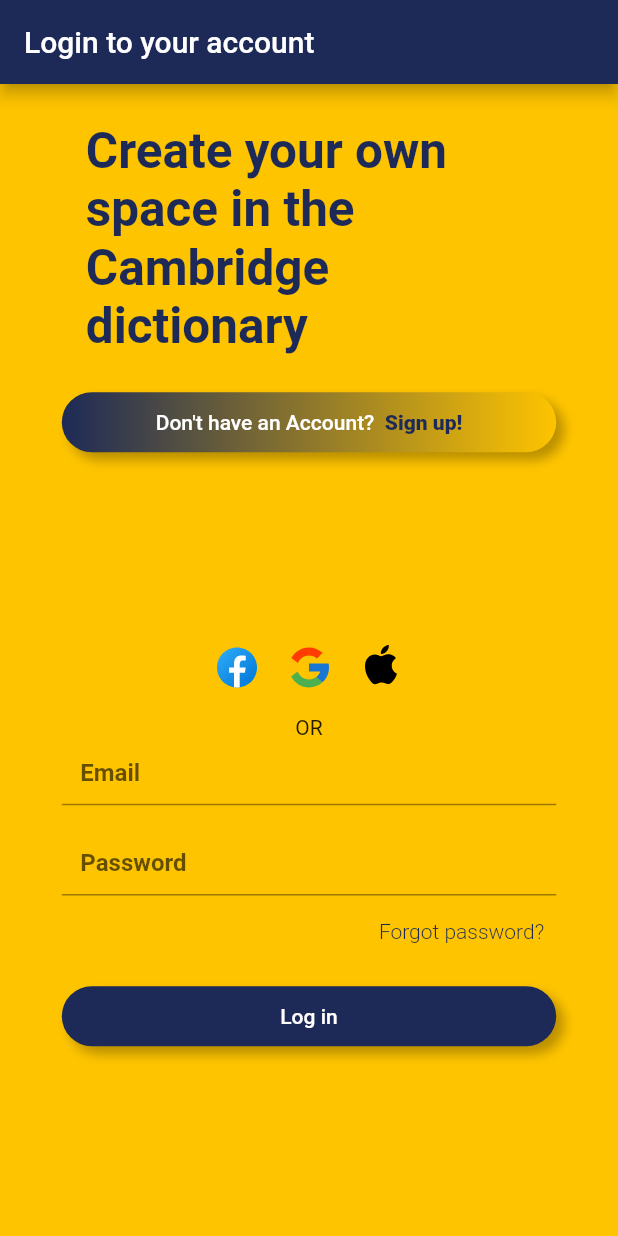
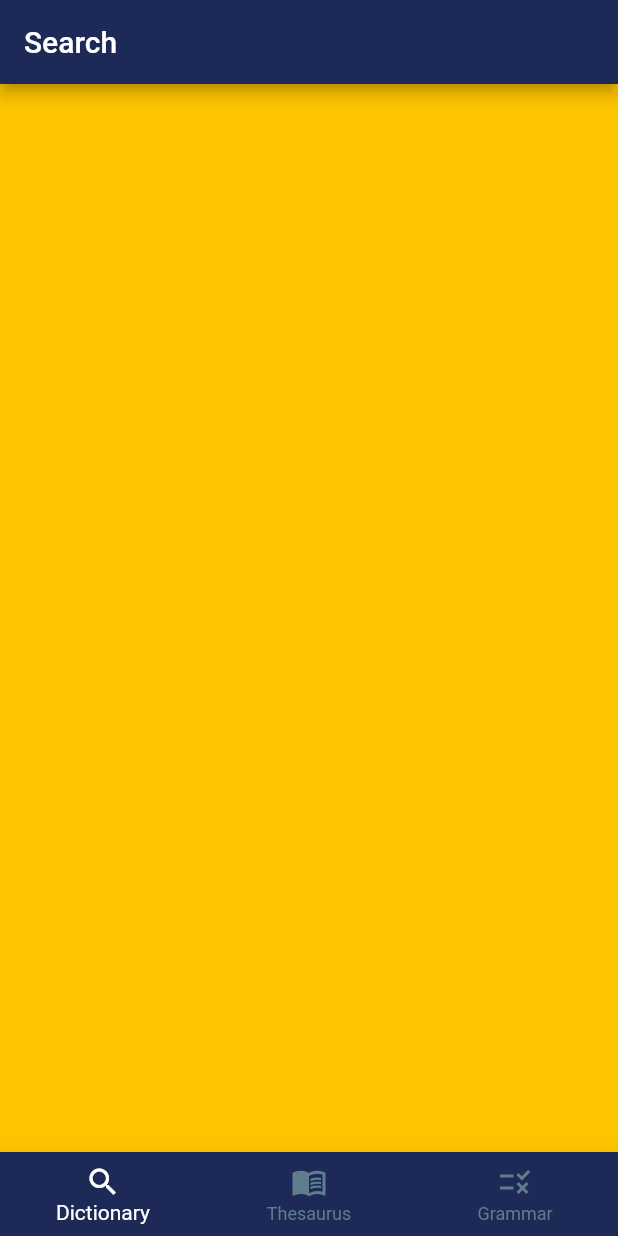
Before and after one commit to SvetlanaIagofarova/cambridgedictionary_try, a Flutter app: the screen it shows after launch, on a phone screen of 412 x 824 dp. Run offline on Flutter 3.47's test engine with Material 2 defaults, Android fonts, the phone set to English and light mode, and no system bars; our stand-ins replace flutter_svg, sizer.

Commit message:
spider has been updated and some changes have benn done

```diff
--- a/lib/main.dart
+++ b/lib/main.dart
@@ -1,5 +1,6 @@
+import 'package:cambridgedictionary_try/theme/app_colors.dart';
 import 'package:cambridgedictionary_try/views/login_view.dart';
-import 'package:cambridgedictionary_try/views/login_or_register_page.dart';
+import 'package:cambridgedictionary_try/views/main_view.dart';
 import 'package:flutter/material.dart';
 import 'package:sizer/sizer.dart';
 
@@ -18,11 +19,20 @@
           title: 'Flutter Demo',
           theme: ThemeData(
             appBarTheme: const AppBarTheme(
-              backgroundColor: Color.fromRGBO(29, 42, 87, 1),
+              backgroundColor: AppColors.mainDarkBlue,
+            ),
+            bottomNavigationBarTheme: const BottomNavigationBarThemeData(
+              backgroundColor: AppColors.mainDarkBlue,
+              selectedItemColor: Colors.white,
+              unselectedItemColor: Colors.blueGrey,
             ),
           ),
           debugShowCheckedModeBanner: false,
-          home: const LoginView(),
+          routes: {
+            '/login_view': (context) => const LoginView(),
+            '/main_view': (context) => const MainView(),
+          },
+          initialRoute: '/main_view',
         );
       },
     );
--- /dev/null
+++ b/lib/theme/app_colors.dart
@@ -0,0 +1,6 @@
+import 'package:flutter/material.dart';
+
+abstract class AppColors {
+  static const mainDarkBlue = Color.fromRGBO(29, 42, 87, 1);
+  static const mainAmber =  Color.fromRGBO(254, 196, 0, 5);
+}
--- a/lib/views/login_view.dart
+++ b/lib/views/login_view.dart
@@ -1,6 +1,7 @@
-import 'package:cambridgedictionary_try/buttons/gradient_button.dart';
+import 'package:cambridgedictionary_try/const/svg.dart';
+import 'package:cambridgedictionary_try/theme/app_buttons_style.dart';
+import 'package:cambridgedictionary_try/theme/app_colors.dart';
 import 'package:flutter/material.dart';
-import 'package:flutter_svg/svg.dart';
 import 'package:sizer/sizer.dart';
 
 class LoginView extends StatefulWidget {
@@ -17,7 +18,7 @@
       onTap: () => FocusManager.instance.primaryFocus?.unfocus(),
       child: SafeArea(
         child: Scaffold(
-          backgroundColor: const Color.fromRGBO(254, 196, 0, 5),
+          backgroundColor: AppColors.mainAmber,
           appBar: AppBar(
             title: const Text('Login to your account'),
           ),
@@ -29,7 +30,7 @@
               child: Column(
                 children: [
                   const HeaderWidget(),
-                  SizedBox(height: 14.5.h),
+                  SizedBox(height: 13.5.h),
                   const SocialNetworkAuth(),
                   const LoginFields(),
                 ],
@@ -56,8 +57,8 @@
           child: Text(
             'Create your own space in the Cambridge dictionary',
             style: TextStyle(
-              fontSize: 4.h,
-              color: const Color.fromRGBO(29, 42, 87, 1),
+              fontSize: 4.5.h,
+              color: AppColors.mainDarkBlue,
               fontWeight: FontWeight.bold,
             ),
           ),
@@ -69,8 +70,8 @@
             begin: Alignment.centerLeft,
             end: Alignment.centerRight,
             colors: [
-              Color.fromRGBO(29, 42, 87, 1),
-              Color.fromRGBO(254, 196, 0, 5),
+              AppColors.mainDarkBlue,
+              AppColors.mainAmber,
             ],
           ),
           child: Row(
@@ -81,7 +82,7 @@
                 " Sign up!",
                 style: TextStyle(
                   fontWeight: FontWeight.w800,
-                  color: Color.fromRGBO(29, 42, 87, 1),
+                  color: AppColors.mainDarkBlue,
                 ),
               ),
             ],
@@ -104,15 +105,15 @@
           children: [
             IconButton(
               onPressed: () {},
-              icon: SvgPicture.asset('assets/svg/facebook_label.svg'),
+              icon: AppSvgIcons.facebookLabel,
             ),
             IconButton(
               onPressed: () {},
-              icon: SvgPicture.asset('assets/svg/google_label.svg'),
+              icon: AppSvgIcons.googleLabel,
             ),
             IconButton(
               onPressed: () {},
-              icon: SvgPicture.asset('assets/svg/apple_label.svg'),
+              icon: AppSvgIcons.appleLabel,
             ),
           ],
         ),
@@ -155,7 +156,10 @@
 
     if (email == 'foo' && password == 'foo') {
       errorText = null;
-      print('open app');
+      Navigator.of(context).pushNamedAndRemoveUntil(
+        '/main_view',
+        (route) => false,
+      );
     } else {
       errorText = 'Wrong credentials';
     }
@@ -185,7 +189,10 @@
         ],
         TextField(
           controller: _email,
-          style: const TextStyle(fontWeight: FontWeight.bold),
+          style: const TextStyle(
+            fontWeight: FontWeight.bold,
+            color: AppColors.mainDarkBlue,
+          ),
           enableSuggestions: false,
           autocorrect: false,
           keyboardType: TextInputType.emailAddress,
@@ -196,7 +203,7 @@
             contentPadding: EdgeInsets.all(1.5.h),
             focusedBorder: const UnderlineInputBorder(
               borderSide: BorderSide(
-                color: Color.fromRGBO(29, 42, 87, 1),
+                color: AppColors.mainDarkBlue,
               ),
             ),
           ),
@@ -204,7 +211,10 @@
         SizedBox(height: 2.h),
         TextField(
           controller: _password,
-          style: const TextStyle(fontWeight: FontWeight.bold),
+          style: const TextStyle(
+            fontWeight: FontWeight.bold,
+            color: AppColors.mainDarkBlue,
+          ),
           obscureText: true,
           enableSuggestions: false,
           autocorrect: false,
@@ -214,7 +224,7 @@
             contentPadding: EdgeInsets.all(1.5.h),
             focusedBorder: const UnderlineInputBorder(
               borderSide: BorderSide(
-                color: Color.fromRGBO(29, 42, 87, 1),
+                color: AppColors.mainDarkBlue,
               ),
             ),
           ),
@@ -225,7 +235,7 @@
             'Forgot password?',
             style: TextStyle(
               fontWeight: FontWeight.w300,
-              color: Color.fromRGBO(29, 42, 87, 1),
+              color: AppColors.mainDarkBlue,
             ),
           ),
         ),
@@ -236,8 +246,8 @@
             begin: Alignment.centerLeft,
             end: Alignment.centerRight,
             colors: [
-              Color.fromRGBO(29, 42, 87, 1),
-              Color.fromRGBO(29, 42, 87, 1),
+              AppColors.mainDarkBlue,
+              AppColors.mainDarkBlue,
             ],
           ),
           child: const Text('Log in'),
--- /dev/null
+++ b/lib/views/main_view.dart
@@ -0,0 +1,52 @@
+import 'package:cambridgedictionary_try/theme/app_colors.dart';
+import 'package:flutter/material.dart';
+
+class MainView extends StatefulWidget {
+  const MainView({super.key});
+
+  @override
+  State<MainView> createState() => _MainViewState();
+}
+
+class _MainViewState extends State<MainView> {
+  int _selectedTab = 0;
+
+  void onSelectTab(int index) {
+    if (_selectedTab == index) return;
+    setState(() {
+      _selectedTab = index;
+    });
+  }
+
+  @override
+  Widget build(BuildContext context) {
+    return Scaffold(
+      backgroundColor: AppColors.mainAmber,
+      appBar: AppBar(
+        title: const Text('Search'),
+      ),
+      bottomNavigationBar: BottomNavigationBar(
+        currentIndex: _selectedTab,
+        items: const [
+          BottomNavigationBarItem(
+            icon: Icon(Icons.search),
+            label: 'Dictionary',
+          ),
+          BottomNavigationBarItem(
+            icon: Icon(Icons.menu_book_outlined),
+            label: 'Thesaurus',
+          ),
+          BottomNavigationBarItem(
+            icon: Icon(Icons.rule),
+            label: 'Grammar',
+          ),
+          // BottomNavigationBarItem(
+          //   icon: Icon(Icons.person),
+          //   label: 'Profile',
+          // ),
+        ],
+        onTap: onSelectTab,
+      ),
+    );
+  }
+}
--- a/pubspec.yaml
+++ b/pubspec.yaml
@@ -64,8 +64,7 @@
 
   # To add assets to your application, add an assets section, like this:
   assets:
-    - assets/png/
-    - assets/svg/
+    - assets/
 
 
   # An image asset can refer to one or more resolution-specific "variants", see
```
Also changed, not shown: lib/const/svg.dart (added, +8 -0 lines), lib/views/login_or_register_page.dart (deleted, +0 -72 lines), spider.yaml (added, +22 -0 lines), assets/icons/apple_label.svg (renamed from assets/svg/apple_label.svg), assets/icons/facebook_label.svg (renamed from assets/svg/facebook_label.svg), assets/icons/google_label.svg (renamed from assets/svg/google_label.svg), assets/png/logocambridge.png (deleted), lib/theme/app_buttons_style.dart (renamed from lib/buttons/gradient_button.dart).
